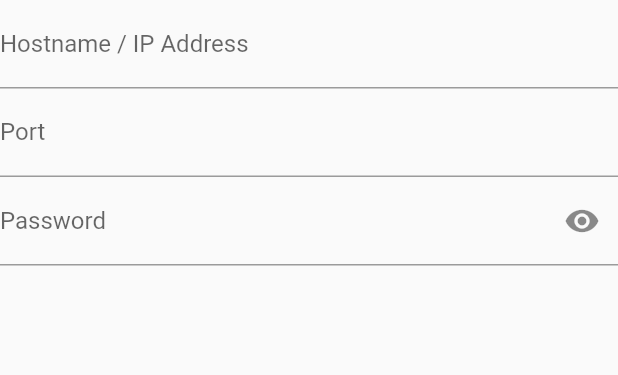
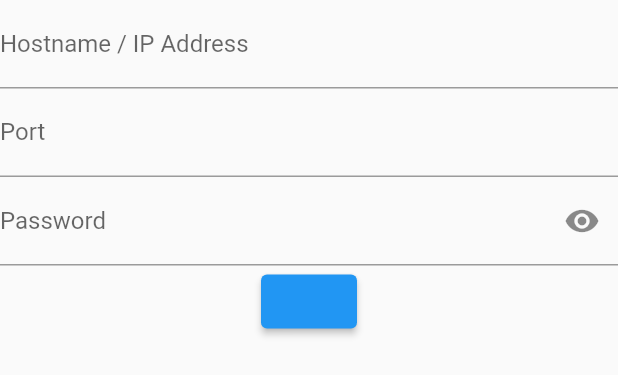
Before and after one commit to featherbear/obs-vix, a Flutter app: the SettingsConnection widget shown alone on an empty page, opened directly, on a phone screen of 412 x 824 dp. Shown: the top 375 px of the screen. Run offline on Flutter 3.47's test engine with Material 2 defaults, Android fonts, the light colour scheme and no system bars.

Commit message:
Pass data back

```diff
--- a/lib/settings/connection/view.dart
+++ b/lib/settings/connection/view.dart
@@ -1,14 +1,26 @@
 import 'package:flutter/cupertino.dart';
 import 'package:flutter/material.dart';
 import 'package:flutter/services.dart';
+import 'package:obs_vix/settings/connection/data.dart';
 
 class SettingsConnection extends StatefulWidget {
-  SettingsConnection({Key? key}) : super(key: key);
+  final void Function(ConnectionSettings settings)? saveCallback;
+
+  SettingsConnection({Key? key, this.saveCallback}) : super(key: key);
   @override
-  _SettingsConnectionState createState() => new _SettingsConnectionState();
+  _SettingsConnectionState createState() =>
+      new _SettingsConnectionState(saveCallback: saveCallback);
 }
 
 class _SettingsConnectionState extends State<SettingsConnection> {
+  final void Function(ConnectionSettings settings)? saveCallback;
+
+  _SettingsConnectionState({this.saveCallback});
+
+  var hostnameController = TextEditingController();
+  var portController = TextEditingController();
+  var passwordController = TextEditingController();
+
   bool _isObscure = true;
 
   @override
@@ -22,6 +34,7 @@ class _SettingsConnectionState extends State<SettingsConnection> {
             new TextField(
                 enableSuggestions: false,
                 autocorrect: false,
+                controller: hostnameController,
                 decoration: InputDecoration(
                   labelText: "Hostname / IP Address",
                 )),
@@ -29,6 +42,7 @@ class _SettingsConnectionState extends State<SettingsConnection> {
               enableSuggestions: false,
               autocorrect: false,
               keyboardType: TextInputType.number,
+              controller: portController,
               inputFormatters: [
                 FilteringTextInputFormatter.digitsOnly,
                 LengthLimitingTextInputFormatter(5)
@@ -48,6 +62,7 @@ class _SettingsConnectionState extends State<SettingsConnection> {
               obscureText: _isObscure,
               enableSuggestions: false,
               autocorrect: false,
+              controller: passwordController,
               decoration: InputDecoration(
                   labelText: 'Password',
                   suffixIcon: IconButton(
@@ -58,6 +73,15 @@ class _SettingsConnectionState extends State<SettingsConnection> {
                           _isObscure = !_isObscure;
                         });
                       })),
+            ),
+            new ElevatedButton(
+              onPressed: () {
+                this.saveCallback?.call(new ConnectionSettings(
+                    host: hostnameController.text,
+                    port: int.tryParse(portController.text) ?? 1,
+                    password: passwordController.text));
+              },
+              child: null,
             )
           ]),
       padding: const EdgeInsets.all(0.0),
```
